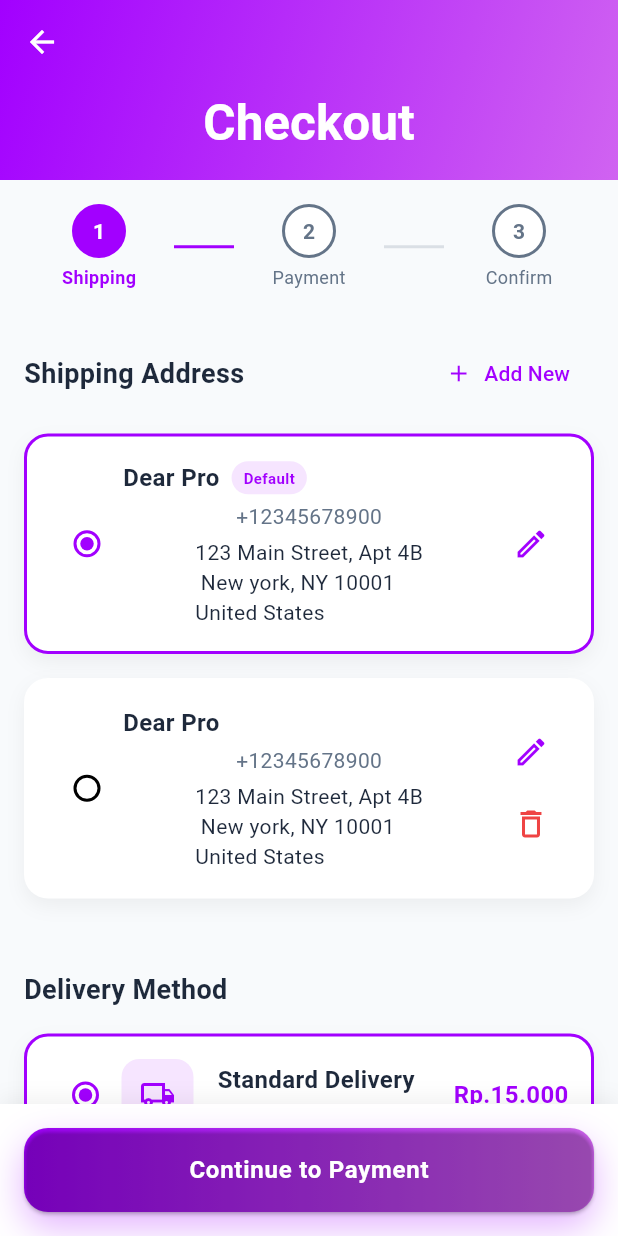
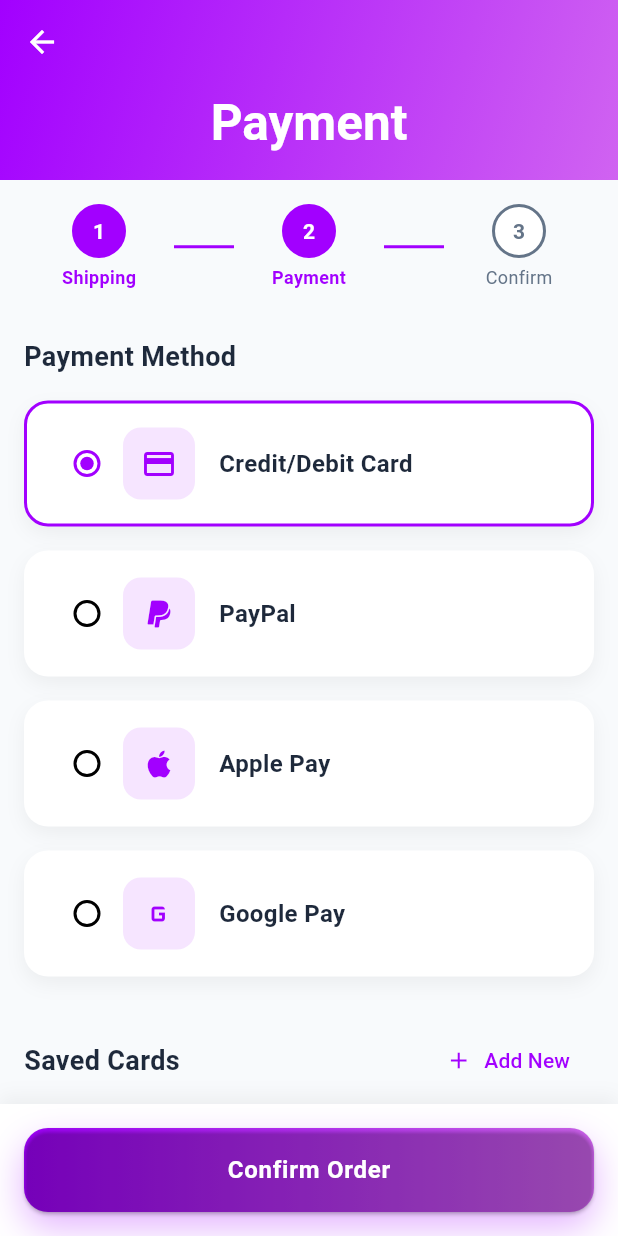
Before and after one commit to FarhanDev2025/uas-semester-4, a Flutter app: the CheckoutScreen screen opened directly, after a tap on "Continue to Payment", on a phone screen of 412 x 824 dp. Run offline on Flutter 3.47's test engine with Material 3 defaults, Android fonts, the phone set to English and light mode, and no system bars; Roboto replaces fonts that are missing (Poppins).

Commit message:
Tambah payment_screen di part_3

```diff
--- a/lib/screens/checkout_screen.dart
+++ b/lib/screens/checkout_screen.dart
@@ -1,3 +1,4 @@
+import 'package:app_jualan/screens/payment_screen.dart';
 import 'package:app_jualan/theme/theme.dart';
 import 'package:app_jualan/widgets/gradient_button.dart';
 import 'package:flutter/material.dart';
@@ -447,7 +448,8 @@ class _CheckoutScreenState extends State<CheckoutScreen> {
             onPressed: () {
               Navigator.push(
                 context,
-                MaterialPageRoute(builder: (context) => CheckoutScreen()),
+                MaterialPageRoute(builder: (context) => PaymentScreen()
+                ),
               );
             },
           ),
--- /dev/null
+++ b/lib/screens/payment_screen.dart
@@ -0,0 +1,463 @@
+import 'package:app_jualan/theme/theme.dart';
+import 'package:app_jualan/widgets/gradient_button.dart';
+import 'package:flutter/material.dart';
+
+class PaymentScreen extends StatefulWidget {
+  const PaymentScreen({super.key});
+
+  @override
+  State<PaymentScreen> createState() => _PaymentScreenState();
+}
+
+class _PaymentScreenState extends State<PaymentScreen> {
+  int _selectedPaymentMethod = 0;
+  int _selectedCard = 0;
+
+  final paymentMethods = [
+    {'title': 'Credit/Debit Card', 'icon': Icons.credit_card},
+    {'title': 'PayPal', 'icon': Icons.paypal},
+    {'title': 'Apple Pay', 'icon': Icons.apple},
+    {'title': 'Google Pay', 'icon': Icons.g_mobiledata},
+  ];
+
+  Widget _buildStep(int number, String title, bool isActive) {
+    return Expanded(
+      child: Column(
+        children: [
+          Container(
+            width: 36,
+            height: 36,
+            decoration: BoxDecoration(
+              shape: BoxShape.circle,
+              color: isActive ? AppTheme.primaryColor : Colors.white,
+              border: Border.all(
+                color:
+                    isActive ? AppTheme.primaryColor : AppTheme.textSecondary,
+                width: 2,
+              ),
+            ),
+            child: Center(
+              child: Text(
+                number.toString(),
+                style: TextStyle(
+                  color: isActive ? Colors.white : AppTheme.textSecondary,
+                  fontWeight: FontWeight.bold,
+                ),
+              ),
+            ),
+          ),
+          SizedBox(height: 4),
+          Text(
+            title,
+            style: TextStyle(
+              color: isActive ? AppTheme.primaryColor : AppTheme.textSecondary,
+              fontSize: 12,
+              fontWeight: isActive ? FontWeight.bold : FontWeight.normal,
+            ),
+          ),
+        ],
+      ),
+    );
+  }
+
+  Widget _buildStepConnector(bool isActive) {
+    return Container(
+      width: 40,
+      height: 2,
+      color:
+          isActive
+              ? AppTheme.primaryColor
+              : AppTheme.textSecondary.withOpacity(0.2),
+    );
+  }
+
+  Widget _buildSummaryRow(String label, String value, {bool isTotal = false}) {
+    return Padding(
+      padding: EdgeInsets.symmetric(vertical: 4),
+      child: Row(
+        mainAxisAlignment: MainAxisAlignment.spaceBetween,
+        children: [
+          Text(
+            label,
+            style: TextStyle(
+              fontSize: isTotal ? 18 : 14,
+              fontWeight: isTotal ? FontWeight.bold : FontWeight.normal,
+              color: isTotal ? AppTheme.textPrimary : AppTheme.textSecondary,
+            ),
+          ),
+          Text(
+            value,
+            style: TextStyle(
+              fontSize: isTotal ? 18 : 14,
+              fontWeight: isTotal ? FontWeight.bold : FontWeight.normal,
+              color: isTotal ? AppTheme.textPrimary : AppTheme.textSecondary,
+            ),
+          ),
+        ],
+      ),
+    );
+  }
+
+  @override
+  Widget build(BuildContext context) {
+    return Scaffold(
+      backgroundColor: AppTheme.backgroundColor,
+      body: CustomScrollView(
+        slivers: [
+          SliverAppBar(
+            foregroundColor: Colors.white,
+            pinned: true,
+            expandedHeight: 120,
+            backgroundColor: Colors.transparent,
+            flexibleSpace: Container(
+              decoration: BoxDecoration(
+                gradient: LinearGradient(
+                  colors: AppTheme.primaryGradient,
+                  begin: Alignment.topLeft,
+                  end: Alignment.bottomRight,
+                ),
+              ),
+              child: FlexibleSpaceBar(
+                title: Text(
+                  "Payment",
+                  style: TextStyle(
+                    color: Colors.white,
+                    fontWeight: FontWeight.bold,
+                  ),
+                ),
+                centerTitle: true,
+              ),
+            ),
+          ),
+          SliverToBoxAdapter(
+            child: Column(
+              children: [
+                Container(
+                  padding: EdgeInsets.all(16),
+                  child: Row(
+                    children: [
+                      _buildStep(1, 'Shipping', true),
+                      _buildStepConnector(true),
+                      _buildStep(2, 'Payment', true),
+                      _buildStepConnector(true),
+                      _buildStep(3, 'Confirm', false),
+                    ],
+                  ),
+                ),
+                Padding(
+                  padding: EdgeInsets.all(16),
+                  child: Column(
+                    crossAxisAlignment: CrossAxisAlignment.start,
+                    children: [
+                      Text(
+                        "Payment Method",
+                        style: TextStyle(
+                          fontSize: 18,
+                          fontWeight: FontWeight.bold,
+                          color: AppTheme.textPrimary,
+                        ),
+                      ),
+                      SizedBox(height: 16),
+                      ...List.generate(
+                        paymentMethods.length,
+                        (index) => _buildPaymentMethodCard(
+                          index,
+                          paymentMethods[index],
+                        ),
+                      ),
+                    ],
+                  ),
+                ),_buildSavedCards(),
+
+                Container(
+                  margin: EdgeInsets.all(16),
+                  padding: EdgeInsets.all(16),
+                  decoration: BoxDecoration(
+                    color: Colors.white,
+                    borderRadius: BorderRadius.circular(16),
+                    boxShadow: [
+                      BoxShadow(
+                        color: Colors.black.withOpacity(0.05),
+                        blurRadius: 10,
+                        offset: Offset(0, 5),
+                      ),
+                    ],
+                  ),
+                  child: Column(
+                    crossAxisAlignment: CrossAxisAlignment.start,
+                    children: [
+                      Text(
+                        "Order Summary",
+                        style: TextStyle(
+                          fontSize: 18,
+                          fontWeight: FontWeight.bold,
+                          color: AppTheme.textPrimary,
+                        ),
+                      ),
+                      SizedBox(height: 16),
+                      _buildSummaryRow("Subtotal", 'Rp.897.000'),
+                      _buildSummaryRow("Shopping", 'Rp.10.000'),
+                      _buildSummaryRow("Tax", 'Rp.25.999'),
+                      Divider(height: 24),
+                      _buildSummaryRow("Total", 'Rp.984.997', isTotal: true),
+                    ],
+                  ),
+                ),
+                SizedBox(height: 100),
+              ],
+            ),
+          ),
+        ],
+      ),
+      bottomSheet: Container(
+        padding: EdgeInsets.all(16),
+        decoration: BoxDecoration(
+          color: Colors.white,
+          boxShadow: [
+            BoxShadow(
+              color: Colors.black.withOpacity(0.05),
+              blurRadius: 10,
+              offset: Offset(0, -5),
+            ),
+          ],
+        ),
+        child: SafeArea(
+          child: GradientButton(
+            text: "Confirm Order",
+            onPressed: () {
+              // Navigator.push(
+              //   context,
+              //   MaterialPageRoute(builder: (context) => CheckoutScreen()),
+              // );
+            },
+          ),
+        ),
+      ),
+    );
+  }
+
+  Widget _buildPaymentMethodCard(int index, Map<String, dynamic> method) {
+    final isSelected = _selectedPaymentMethod == index;
+    return GestureDetector(
+      onTap: () {
+        setState(() {
+          _selectedPaymentMethod = index;
+        });
+      },
+      child: Container(
+        margin: EdgeInsets.only(bottom: 16),
+        padding: EdgeInsets.all(16),
+        decoration: BoxDecoration(
+          color: Colors.white,
+          borderRadius: BorderRadius.circular(16),
+          border: Border.all(
+            color: isSelected ? AppTheme.primaryColor : Colors.transparent,
+            width: 2,
+          ),
+          boxShadow: [
+            BoxShadow(
+              color: Colors.black.withOpacity(0.05),
+              blurRadius: 10,
+              offset: Offset(0, 5),
+            ),
+          ],
+        ),
+        child: Row(
+          children: [
+            Radio(
+              value: index,
+              groupValue: _selectedPaymentMethod,
+              onChanged: (value) {
+                setState(() {
+                  _selectedPaymentMethod = value as int;
+                });
+              },
+              activeColor: AppTheme.primaryColor,
+            ),
+            Container(
+              padding: EdgeInsets.all(12),
+              decoration: BoxDecoration(
+                color: AppTheme.primaryColor.withOpacity(0.1),
+                borderRadius: BorderRadius.circular(12),
+              ),
+              child: Icon(
+                method['icon'] as IconData,
+                color: AppTheme.primaryColor,
+              ),
+            ),
+            SizedBox(width: 16),
+            Text(
+              method['title'] as String,
+              style: TextStyle(
+                fontSize: 16,
+                fontWeight: FontWeight.bold,
+                color: AppTheme.textPrimary,
+              ),
+            ),
+          ],
+        ),
+      ),
+    );
+  }
+
+  Widget _buildSavedCards() {
+    if (_selectedPaymentMethod != 0) return SizedBox.shrink();
+
+    return Padding(
+      padding: EdgeInsets.symmetric(horizontal: 16),
+      child: Column(
+        crossAxisAlignment: CrossAxisAlignment.start,
+        children: [
+          Row(
+            mainAxisAlignment: MainAxisAlignment.spaceBetween,
+            children: [
+              Text(
+                "Saved Cards",
+                style: TextStyle(
+                  fontSize: 18,
+                  fontWeight: FontWeight.bold,
+                  color: AppTheme.textPrimary,
+                ),
+              ),
+              TextButton.icon(
+                onPressed: () {},
+                label: Text("Add New"),
+                icon: Icon(Icons.add),
+              ),
+            ],
+          ),
+          SizedBox(height: 16),
+          SizedBox(
+            height: 200,
+            child: ListView.builder(
+              scrollDirection: Axis.horizontal,
+              itemCount: 3,
+              itemBuilder: (context, index) => _buildCreditCard(index),
+            ),
+          ),
+        ],
+      ),
+    );
+  }
+
+  Widget _buildCreditCard(int index) {
+    final isSelected = _selectedCard == index;
+    final colors = [
+      AppTheme.primaryGradient,
+      [AppTheme.secondaryColor, AppTheme.tertiaryColor],
+      [AppTheme.primaryColor, AppTheme.secondaryColor],
+    ];
+    return GestureDetector(
+      onTap: () {
+        setState(() {
+          _selectedCard = index;
+        });
+      },
+      child: Container(
+        width: 300,
+        margin: EdgeInsets.only(right: 16),
+        padding: EdgeInsets.all(20),
+        decoration: BoxDecoration(
+          gradient: LinearGradient(
+            colors: colors[index],
+            begin: Alignment.topLeft,
+            end: Alignment.bottomRight,
+          ),
+          borderRadius: BorderRadius.circular(20),
+          border: isSelected ? Border.all(color: Colors.white, width: 2) : null,
+          boxShadow: [
+            BoxShadow(
+              color: Colors.black.withOpacity(0.1),
+              blurRadius: 20,
+              offset: Offset(0, 10),
+            ),
+          ],
+        ),
+        child: Column(
+          crossAxisAlignment: CrossAxisAlignment.start,
+          mainAxisAlignment: MainAxisAlignment.spaceBetween,
+          children: [
+            Row(
+              mainAxisAlignment: MainAxisAlignment.spaceBetween,
+              children: [
+                Text(
+                  "Credit Card",
+                  style: TextStyle(
+                    color: Colors.white,
+                    fontSize: 16,
+                    fontWeight: FontWeight.bold,
+                  ),
+                ),
+                Icon(
+                  Icons.credit_card,
+                  color: Colors.white.withOpacity(0.8),
+                  size: 30,
+                ),
+              ],
+            ),
+            Column(
+              crossAxisAlignment: CrossAxisAlignment.start,
+              children: [
+                Text(
+                  "**** **** **** 1234",
+                  style: TextStyle(
+                    color: Colors.white,
+                    fontSize: 20,
+                    fontWeight: FontWeight.bold,
+                    letterSpacing: 2,
+                  ),
+                ),
+                SizedBox(height: 16),
+                Row(
+                  mainAxisAlignment: MainAxisAlignment.spaceBetween,
+                  children: [
+                    Column(
+                      crossAxisAlignment: CrossAxisAlignment.start,
+                      children: [
+                        Text(
+                          "CARD HOLDER",
+                          style: TextStyle(
+                            color: Colors.white.withOpacity(0.8),
+                            fontSize: 10,
+                          ),
+                        ),
+                        Text(
+                          "Dear Alex",
+                          style: TextStyle(
+                            color: Colors.white,
+                            fontSize: 16,
+                            fontWeight: FontWeight.bold,
+                          ),
+                        ),
+                      ],
+                    ),
+                    Column(
+                      crossAxisAlignment: CrossAxisAlignment.start,
+                      children: [
+                        Text(
+                          "EXPIRES",
+                          style: TextStyle(
+                            color: Colors.white.withOpacity(0.8),
+                            fontSize: 10,
+                          ),
+                        ),
+                        Text(
+                          "12/25",
+                          style: TextStyle(
+                            color: Colors.white,
+                            fontSize: 16,
+                            fontWeight: FontWeight.bold,
+                          ),
+                        ),
+                      ],
+                    ),
+                  ],
+                ),
+              ],
+            ),
+          ],
+        ),
+      ),
+    );
+  }
+}
```
